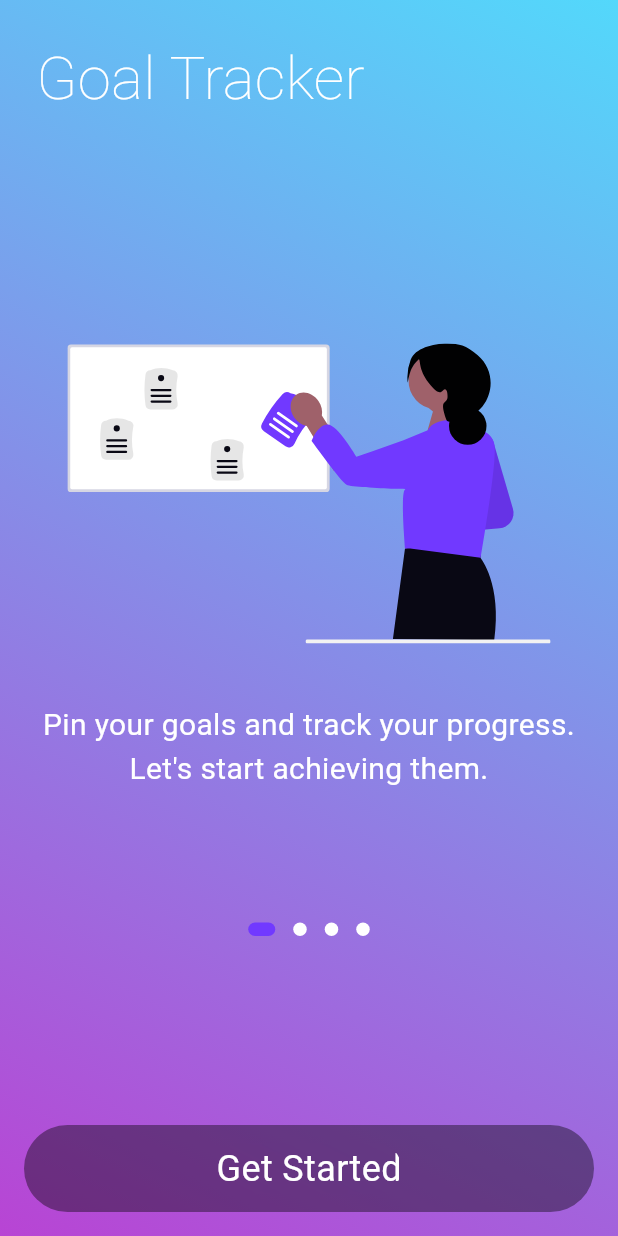
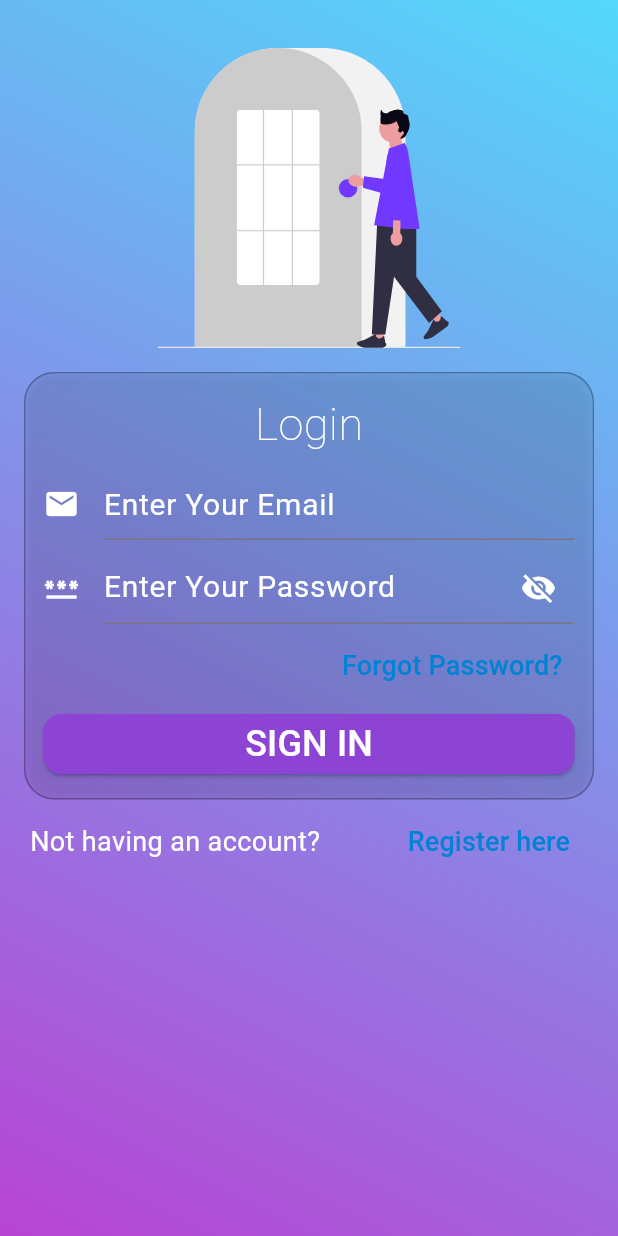
Before and after one commit to vvivekranjan/goal-tracker-app-flutter, a Flutter app: the screen it shows after launch, after a tap on "Get Started", on a phone screen of 412 x 824 dp. Run offline on Flutter 3.47's test engine with Material 3 defaults, Android fonts, the phone set to English and light mode, and no system bars; drawn by our look-alikes of carousel_slider, dots_indicator; our stand-ins replace device_preview_plus, flutter_svg.

Commit message:
Login UI (#5)
* login_ui

* UI enhanced

```diff
--- /dev/null
+++ b/goal_tracker/lib/authentication/login.dart
@@ -0,0 +1,292 @@
+import 'dart:developer' as console;
+import 'dart:ui';
+
+import 'package:flutter/material.dart';
+import 'package:flutter_svg/flutter_svg.dart';
+
+class Login extends StatelessWidget {
+  const Login({super.key});
+
+  @override
+  Widget build(BuildContext context) {
+    return Scaffold(
+      backgroundColor: Colors.transparent,
+      body: Container(
+        width: double.infinity,
+        height: double.infinity,
+        decoration: BoxDecoration(
+          gradient: LinearGradient(
+            begin: Alignment.topRight,
+            end: Alignment.bottomLeft,
+            colors: [
+              Color(0xFF53D8FB),
+              Color(0xFFB844D4),
+            ],
+          ),
+        ),
+        child: Padding(
+          padding: const EdgeInsets.all(16.0),
+          child: SafeArea(
+            child: SingleChildScrollView(
+              child: Column(
+                // mainAxisAlignment: MainAxisAlignment.center,
+                crossAxisAlignment: CrossAxisAlignment.center,
+                children: [
+                  Padding(
+                    padding: const EdgeInsets.all(16.0),
+                    child: SvgPicture.asset(
+                      'assets/login.svg',
+                      height: 200,
+                      fit: BoxFit.contain,
+                    ),
+                  ),
+                  LoginForm(),
+                  Padding(
+                    padding: const EdgeInsets.all(4.0),
+                    child: Row(
+                      mainAxisAlignment: MainAxisAlignment.spaceBetween,
+                      children: [
+                        Text(
+                          'Not having an account?',
+                          style: TextStyle(
+                            fontSize: 18,
+                            color: Colors.white,
+                          ),
+                        ),
+                        TextButton(
+                          onPressed: () {
+                            // Navigator.push(
+                            //   context,
+                            //   MaterialPageRoute(
+                            //     builder: (context) => const SignUp(),
+                            //   ),
+                            // );
+                          },
+                          child: Text(
+                            'Register here',
+                            style: TextStyle(
+                              fontSize: 18,
+                              color: Color(0xFF0083D4),
+                            ),
+                          ),
+                        ),
+                      ],
+                    ),
+                  ),
+                ],
+              ),
+            ),
+          ),
+        ),
+      ),
+    );
+  }
+}
+
+class LoginForm extends StatefulWidget {
+  const LoginForm({super.key});
+
+  @override
+  State<LoginForm> createState() => _LoginFormState();
+}
+
+class _LoginFormState extends State<LoginForm> {
+
+  final _emailController = TextEditingController();
+  final _passwordController = TextEditingController();
+  late bool _passwordVisibility;
+
+  @override
+  void initState() {
+    super.initState();
+    _emailController.addListener(() {
+      console.log(_emailController.text);
+    });
+    _passwordController.addListener(() {
+      console.log(_passwordController.text);
+    });
+    _passwordVisibility = false;
+  }
+
+  @override
+  void dispose() {
+    super.dispose();
+    _emailController.dispose();
+    _passwordController.dispose();
+  }
+
+  @override
+  Widget build(BuildContext context) {
+    return Container(
+      decoration: BoxDecoration(
+        border: BoxBorder.all(
+          color: Colors.black26,
+          width: 1,
+        ),
+        borderRadius: BorderRadius.circular(20),
+        color: Color(0x20000000),
+        // boxShadow: [
+        //   BoxShadow(
+        //     color: Colors.deepPurpleAccent,
+        //     blurRadius: 5.0,
+        //     spreadRadius: 1.0,
+        //     blurStyle: BlurStyle.outer
+        //   ),
+        // ],
+        // backgroundBlendMode: BlendMode.color
+      ),
+      child: ClipRRect(
+        borderRadius: BorderRadiusGeometry.circular(20),
+        child: BackdropFilter(
+          filter: ImageFilter.blur(sigmaX: 5.0, sigmaY: 5.0),
+          child: Padding(
+            padding: const EdgeInsets.all(8.0),
+            child: Column(
+              mainAxisAlignment: MainAxisAlignment.spaceEvenly,
+              crossAxisAlignment: CrossAxisAlignment.center,
+              children: [
+                Padding(
+                  padding: const EdgeInsets.all(4.0),
+                  child: Text(
+                    'Login',
+                    style: TextStyle(
+                      fontSize: 30,
+                      fontWeight: FontWeight.w100,
+                      color: Color(0xFFFFFFFF),
+                      // foreground: Paint()
+                      //   ..shader = ui.Gradient.linear(
+                      //     const Offset(0, 20),
+                      //     const Offset(150, 20),
+                      //     const <Color>[
+                      //       Color(0xFFDDD5D0),
+                      //       Color(0xFF8D44D4),
+                      //     ],
+                      //   ),
+                    ),
+                  ),
+                ),
+                Container(
+                  padding: EdgeInsets.all(4.0),
+                  child: TextFormField(
+                    controller: _emailController,
+                    style: TextStyle(
+                      fontSize: 20,
+                      color: Colors.white,
+                    ),
+                    decoration: InputDecoration(
+                      icon: Icon(Icons.email),
+                      iconColor: Colors.white,
+                      hintText: "Enter Your Email",
+                      hintStyle: TextStyle(
+                        fontSize: 20,
+                        color: Colors.white,
+                      ),
+                    ),
+                    keyboardType: TextInputType.emailAddress,
+                  ),
+                ),
+                Container(
+                  padding: EdgeInsets.all(4.0),
+                  child: TextFormField(
+                    controller: _passwordController,
+                    style: TextStyle(
+                      fontSize: 20,
+                      color: Colors.white,
+                    ),
+                    decoration: InputDecoration(
+                      icon: Icon(Icons.password),
+                      iconColor: Colors.white,
+                      hintText: "Enter Your Password",
+                      hintStyle: TextStyle(
+                        fontSize: 20,
+                        color: Colors.white,
+                      ),
+                      suffixIcon: IconButton(
+                        onPressed: () {
+                          setState(() {
+                            _passwordVisibility = !_passwordVisibility;
+                          });
+                        },
+                        icon: Icon(
+                          _passwordVisibility
+                          ? Icons.visibility
+                          : Icons.visibility_off,
+                        ),
+                      ),
+                      suffixIconColor: Colors.white,
+                    ),
+                    keyboardType: TextInputType.visiblePassword,
+                    obscureText: !_passwordVisibility,
+                  ),
+                ),
+                Row(
+                  mainAxisAlignment: MainAxisAlignment.end,
+                  children: [
+                    TextButton(
+                      onPressed: () {},
+                      child: Text(
+                        'Forgot Password?',
+                        style: TextStyle(
+                          fontSize: 18,
+                          color: Color(0xFF0083D4),
+                          // shadows: [
+                          //   Shadow(
+                          //     color: Colors.black12,
+                          //     offset: Offset.fromDirection(2),
+                          //     blurRadius: 2.0
+                          //   ),
+                          // ]
+                        ),
+                      ),
+                    ),
+                  ],
+                ),
+                LoginButton(onPressed: () {},),
+              ],
+            ),
+          ),
+        ),
+      ),
+    );
+  }
+}
+
+class LoginButton extends StatelessWidget {
+  const LoginButton({
+    super.key,
+    required this.onPressed,
+  });
+
+  final VoidCallback onPressed;
+
+  @override
+  Widget build(BuildContext context) {
+    return Padding(
+      padding: const EdgeInsets.all(4.0),
+      child: ElevatedButton(
+        onPressed: onPressed,
+        style: ButtonStyle(
+          shape: WidgetStateProperty.all<RoundedRectangleBorder>(
+            RoundedRectangleBorder(
+              borderRadius: BorderRadiusGeometry.circular(12)
+            ),
+          ),
+          foregroundColor: WidgetStateProperty.all<Color>(
+            Colors.white,
+          ),
+          backgroundColor: WidgetStateProperty.all<Color>(
+            Color(0xFF8D44D4),
+          ),
+        ),
+        child: Center(
+          child: Text(
+            'SIGN IN',
+            style: TextStyle(
+              fontSize: 24,
+            ),
+          ),
+        )
+      ),
+    );
+  }
+}
--- a/goal_tracker/lib/on_boarding.dart
+++ b/goal_tracker/lib/on_boarding.dart
@@ -4,6 +4,7 @@ import 'package:carousel_slider/carousel_slider.dart';
 import 'package:dots_indicator/dots_indicator.dart';
 import 'package:flutter/material.dart';
 import 'package:flutter_svg/svg.dart';
+import 'package:goal_tracker/authentication/login.dart';
 
 class OnBoarding extends StatelessWidget {
   const OnBoarding({super.key});
@@ -19,10 +20,7 @@ class OnBoarding extends StatelessWidget {
           gradient: LinearGradient(
             begin: Alignment.topRight,
             end: Alignment.bottomLeft,
-            colors: [
-              Color(0xFF53D8FB),
-              Color(0xFFB844D4),
-            ],
+            colors: [Color(0xFF53D8FB), Color(0xFFB844D4)],
           ),
         ),
         child: SafeArea(
@@ -51,14 +49,21 @@ class OnBoarding extends StatelessWidget {
                             //       Color(0xFF466365),
                             //     ],
                             //   )
-                            color: Color(0xFFFFFFFF)
+                            color: Color(0xFFFFFFFF),
                           ),
                         ),
                       ),
-                      const Expanded(
-                        child: CarouselSliderController(),
+                      const Expanded(child: CarouselSliderController()),
+                      OnBoardingButton(
+                        onPressed: () {
+                          Navigator.push(
+                            context,
+                            MaterialPageRoute(
+                              builder: (context) => const Login(),
                             ),
-                      OnBoardingButton(onPressed: () {}),
+                          );
+                        },
+                      ),
                     ],
                   );
                 } else {
@@ -68,7 +73,7 @@ class OnBoarding extends StatelessWidget {
                       crossAxisAlignment: CrossAxisAlignment.start,
                       children: [
                         const Padding(
-                          padding: EdgeInsets.all(8),
+                          padding: EdgeInsets.all(8.0),
                           child: Text(
                             'Goal Tracker',
                             style: TextStyle(
@@ -82,13 +87,20 @@ class OnBoarding extends StatelessWidget {
                         const CarouselSliderController(),
                         const SizedBox(height: 20),
                         OnBoardingButton(
-                          onPressed: () {},
+                          onPressed: () {
+                            Navigator.push(
+                              context,
+                              MaterialPageRoute(
+                                builder: (context) => const Login(),
+                              ),
+                            );
+                          }
                         ),
                       ],
                     ),
                   );
                 }
-              }
+              },
             ),
           ),
         ),
@@ -98,10 +110,7 @@ class OnBoarding extends StatelessWidget {
 }
 
 class OnBoardingButton extends StatelessWidget {
-  const OnBoardingButton({
-    super.key,
-    required this.onPressed,
-  });
+  const OnBoardingButton({super.key, required this.onPressed});
 
   final VoidCallback onPressed;
 
@@ -109,27 +118,21 @@ class OnBoardingButton extends StatelessWidget {
   Widget build(BuildContext context) {
     return InkWell(
       onTap: onPressed,
-      child: Container(
-        padding: EdgeInsets.all(12),
-        alignment: Alignment.center,
-        decoration: BoxDecoration(
-          color: Color(0x66000000),
-          borderRadius: BorderRadius.circular(50)
-        ),
       child: ClipRRect(
         borderRadius: BorderRadius.circular(50),
         child: BackdropFilter(
           filter: ImageFilter.blur(sigmaX: 5.0, sigmaY: 5.0),
           child: Container(
-              color: Colors.white.withValues(alpha: 0.0),
+            padding: const EdgeInsets.all(12),
+            alignment: Alignment.center,
+            decoration: BoxDecoration(
+              color: const Color(0x66000000),
+              borderRadius: BorderRadius.circular(50),
+            ),
             child: Text(
               'Get Started',
-                style: TextStyle(
-                  fontSize: 24,
-                  color: Colors.white
+              style: TextStyle(fontSize: 24, color: Colors.white),
             ),
-              ),
-            )
           ),
         ),
       ),
@@ -141,16 +144,20 @@ class CarouselSliderController extends StatefulWidget {
   const CarouselSliderController({super.key});
 
   @override
-  State<CarouselSliderController> createState() => _CarouselSliderControllerState();
+  State<CarouselSliderController> createState() =>
+      _CarouselSliderControllerState();
 }
 
 class _CarouselSliderControllerState extends State<CarouselSliderController> {
-
   final Map<String, String> carouselData = {
-    'assets/pin_your_goals.svg': 'Pin your goals and track your progress. Let\'s start achieving them.',
-    'assets/schedule.svg': 'Plan your tasks. Stay organized to reach your destination faster.',
-    'assets/book_lover.svg': 'Read, learn, and grow. Your personal development is our priority.',
-    'assets/visualize_success.svg': 'Visualize your success. See your progress with insightful data.',
+    'assets/pin_your_goals.svg':
+        'Pin your goals and track your progress. Let\'s start achieving them.',
+    'assets/schedule.svg':
+        'Plan your tasks. Stay organized to reach your destination faster.',
+    'assets/book_lover.svg':
+        'Read, learn, and grow. Your personal development is our priority.',
+    'assets/visualize_success.svg':
+        'Visualize your success. See your progress with insightful data.',
   };
 
   int currentIndex = 0;
@@ -195,7 +202,9 @@ class _CarouselSliderControllerState extends State<CarouselSliderController> {
               activeColor: Color(0xFF7139FF),
               size: Size.square(9.0),
               activeSize: Size(18.0, 9.0),
-              activeShape: RoundedRectangleBorder(borderRadius: BorderRadius.all(Radius.circular(5.0))),
+              activeShape: RoundedRectangleBorder(
+                borderRadius: BorderRadius.all(Radius.circular(5.0)),
+              ),
             ),
           ),
         ],
@@ -227,10 +236,7 @@ class CarouselSlides extends StatelessWidget {
           child: Text(
             caption,
             textAlign: TextAlign.center,
-            style: const TextStyle(
-              fontSize: 20,
-              color: Colors.white,
-            ),
+            style: const TextStyle(fontSize: 20, color: Colors.white),
           ),
         ),
       ],
--- a/goal_tracker/pubspec.yaml
+++ b/goal_tracker/pubspec.yaml
@@ -67,6 +67,7 @@ flutter:
     - assets/pin_your_goals.svg
     - assets/schedule.svg
     - assets/visualize_success.svg
+    - assets/login.svg
 
   # An image asset can refer to one or more resolution-specific "variants", see
   # https://flutter.dev/to/resolution-aware-images
```
Also changed, not shown: goal_tracker/assets/login.svg (added). Lines whose indentation alone changed are shown as unchanged.
